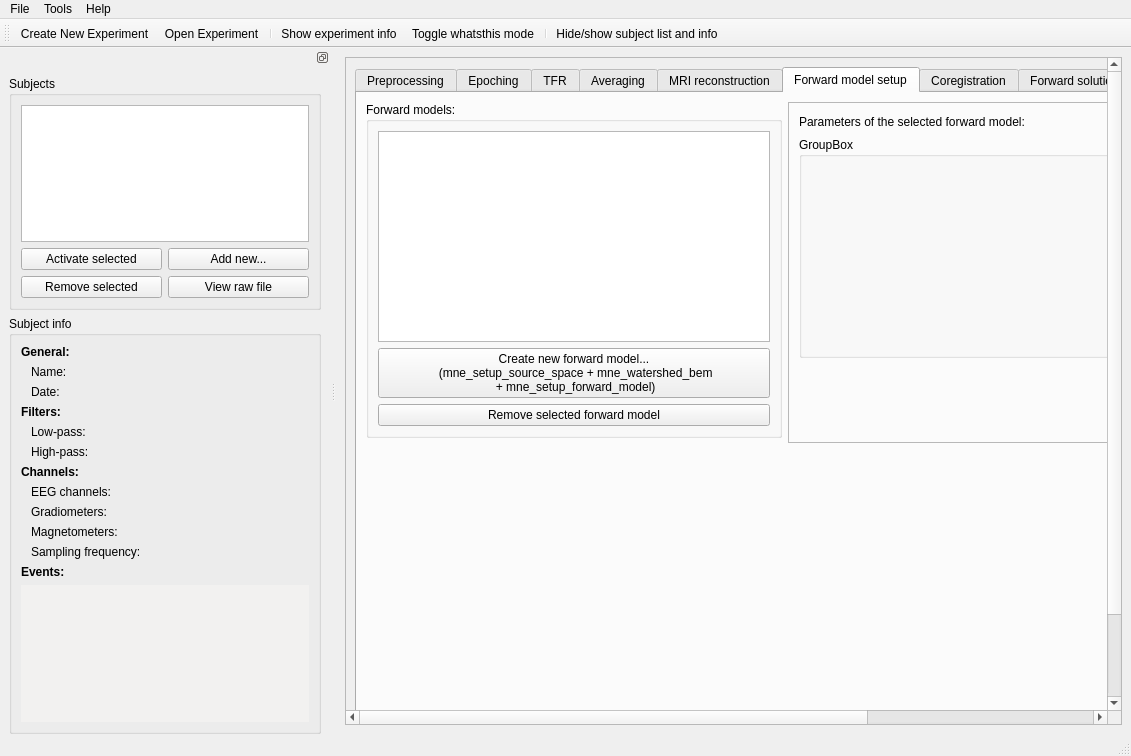
First picture: the form in meggie_batch/ui/qt4Designer_ui_files/mainWindowBatch.ui, repository cibr-jyu/meggie, before the edit.
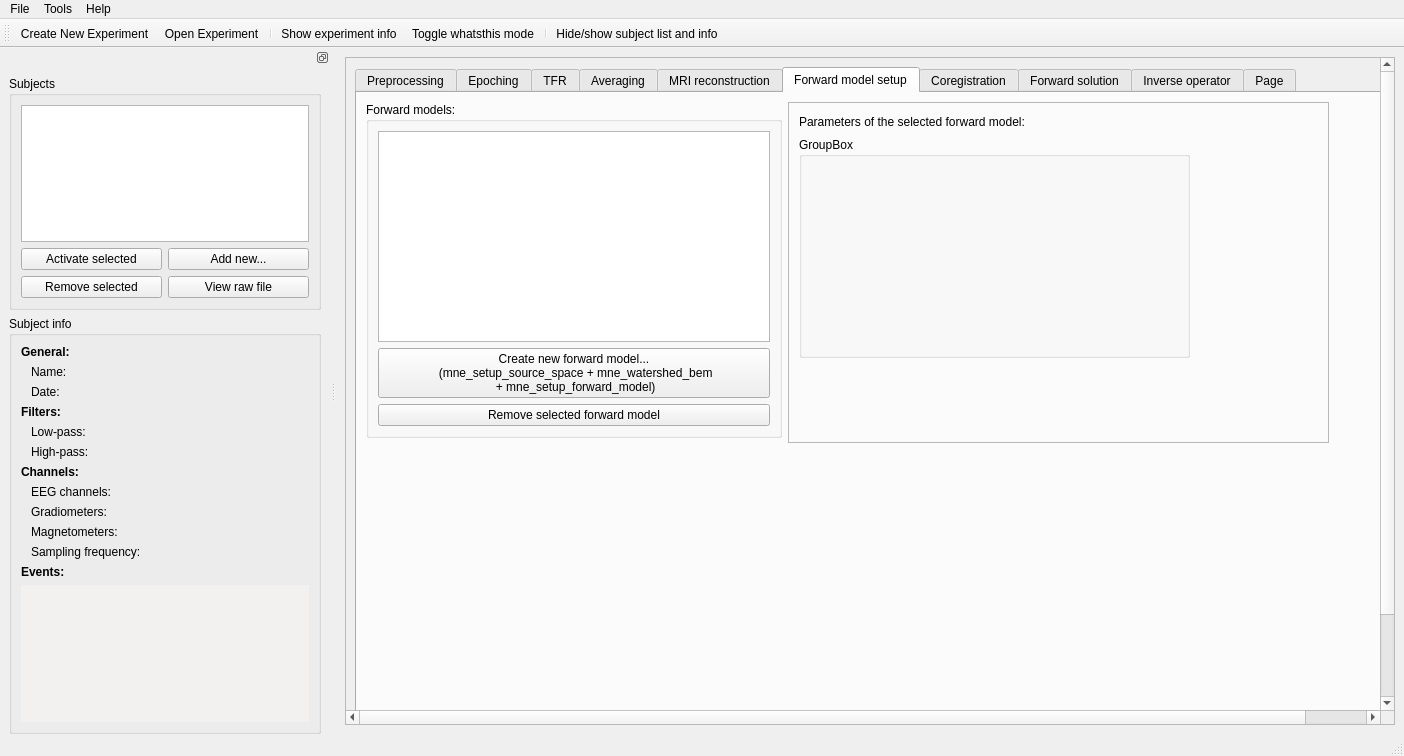
Second picture: the form after the edit. The open tabs and pages were chosen to show the change. Icons and pictures are not drawn.

```diff
--- a/meggie_batch/ui/qt4Designer_ui_files/mainWindowBatch.ui
+++ b/meggie_batch/ui/qt4Designer_ui_files/mainWindowBatch.ui
@@ -9,7 +9,7 @@
    <rect>
     <x>0</x>
     <y>0</y>
-    <width>1131</width>
+    <width>1404</width>
     <height>756</height>
    </rect>
   </property>
@@ -2323,7 +2323,7 @@
     <rect>
      <x>0</x>
      <y>0</y>
-     <width>1131</width>
+     <width>1404</width>
      <height>23</height>
     </rect>
    </property>
```
Left out of the diff: 10 changed lines with no effect on the pictures.
